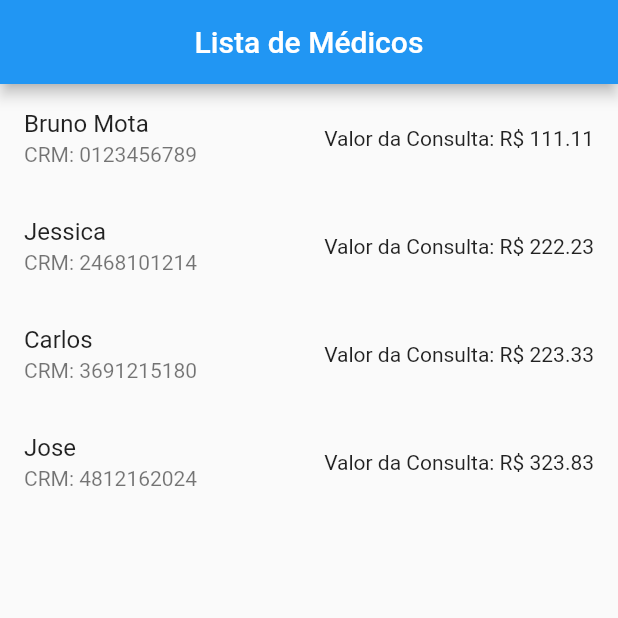
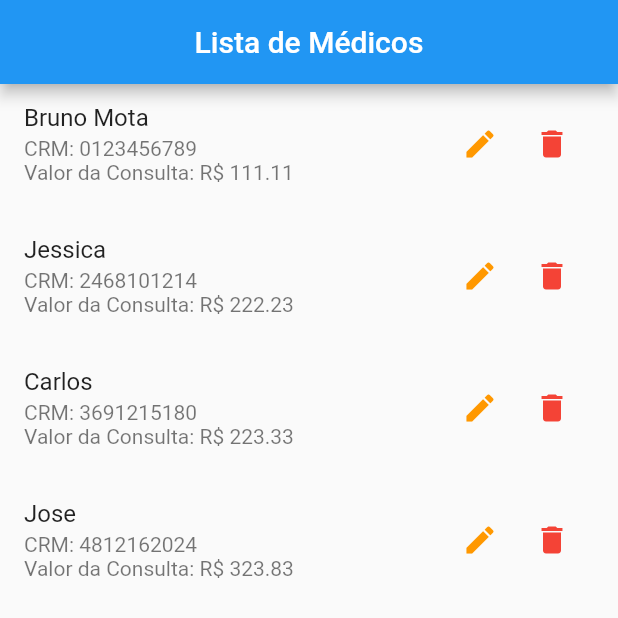
Before and after one commit to brunomotaoliveira/app-cadastro-medico, a Flutter app: the screen it shows after launch, on a phone screen of 412 x 824 dp, the top half of it. Run offline on Flutter 3.47's test engine with Material 2 defaults, Android fonts, the phone set to English and light mode, and no system bars.

Commit message:
adicionado botoes editar e excluir

```diff
--- a/lib/components/user_tile_medico.dart
+++ b/lib/components/user_tile_medico.dart
@@ -10,10 +10,31 @@ class MedicoUserTile extends StatelessWidget {
   Widget build(BuildContext context) {
     return ListTile(
       title: Text(medico.nomeDoMedico),
-      subtitle: Text('CRM: ${medico.crm}'),
-      trailing: Text(
-        'Valor da Consulta: R\$ ${medico.valorDaConsulta}',
+      subtitle: Column(
+        crossAxisAlignment: CrossAxisAlignment.start,
+        children: [
+          Text('CRM: ${medico.crm}'),
+          Text('Valor da Consulta: R\$ ${medico.valorDaConsulta}')
+        ],
       ),
+      trailing: Container(
+        width: 100,
+        child: Row(
+          children: <Widget>[
+            IconButton(
+              onPressed: () {},
+              icon: Icon(Icons.edit),
+              color: Colors.orange,
+            ),
+            IconButton(
+              onPressed: () {},
+              icon: Icon(Icons.delete),
+              color: Colors.red,
+            )
+          ],
+        ),
+      ),
+      isThreeLine: true,
     );
   }
 }
```
